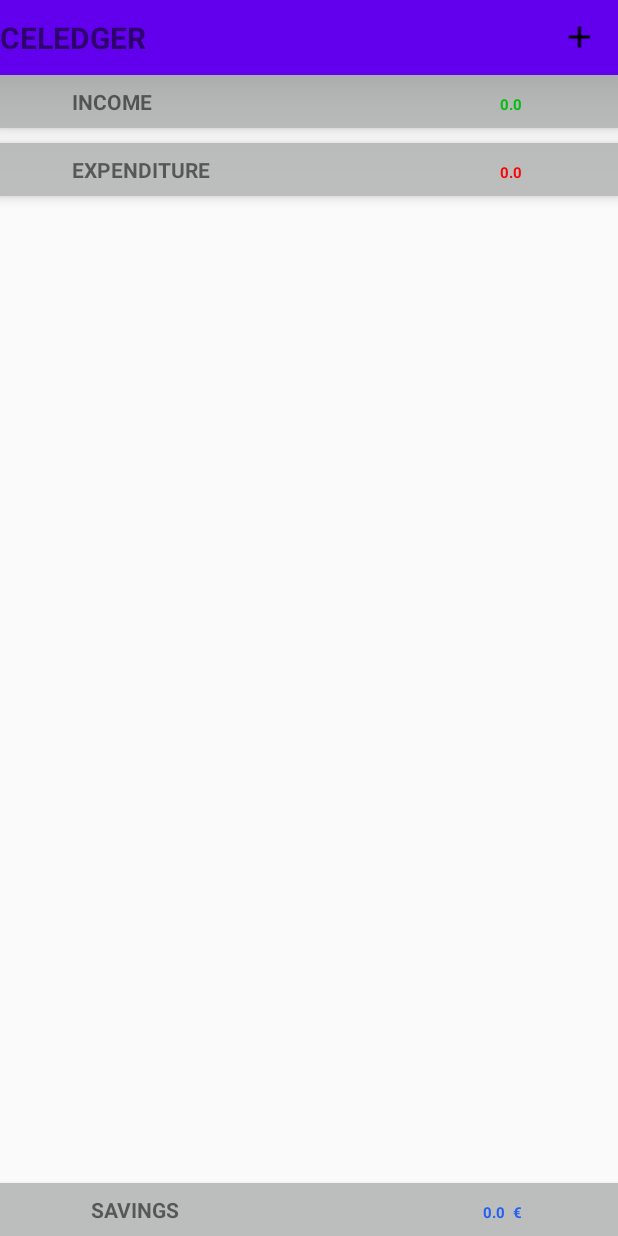
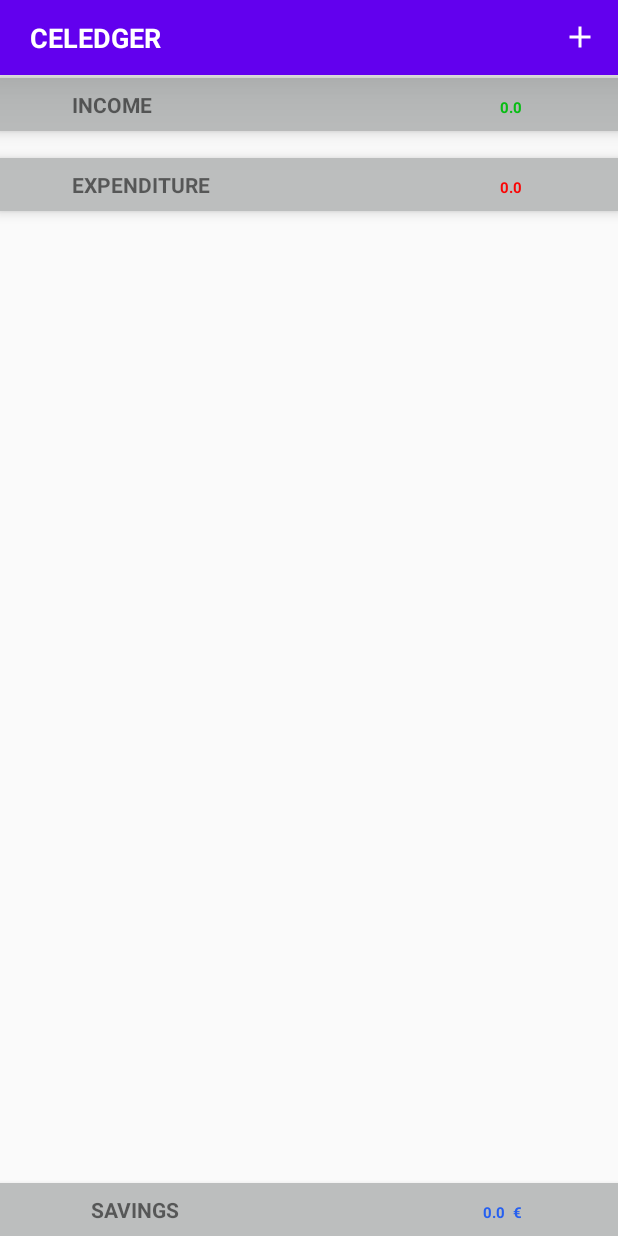
Before and after one commit to DBSE-teaching/isee2019-TeamMachine, an Android app: the screen it shows after launch (MainActivity), on a phone screen of 412 x 824 dp. Run offline under Robolectric (Android 15) with nearby library versions, the phone set to English and light mode, and no system bars.

Commit message:
Basic Prototype with single add button

```diff
--- a/app/src/main/res/drawable/ic_add_black_24dp.xml
+++ b/app/src/main/res/drawable/ic_add_black_24dp.xml
@@ -1,9 +1,5 @@
-<vector xmlns:android="http://schemas.android.com/apk/res/android"
-        android:width="24dp"
-        android:height="24dp"
-        android:viewportWidth="24.0"
-        android:viewportHeight="24.0">
-    <path
-        android:fillColor="#FF000000"
-        android:pathData="M19,13h-6v6h-2v-6H5v-2h6V5h2v6h6v2z"/>
+<vector android:height="24dp" android:tint="#FFFFFF"
+    android:viewportHeight="24.0" android:viewportWidth="24.0"
+    android:width="24dp" xmlns:android="http://schemas.android.com/apk/res/android">
+    <path android:fillColor="#FF000000" android:pathData="M19,13h-6v6h-2v-6H5v-2h6V5h2v6h6v2z"/>
 </vector>
--- a/app/src/main/res/layout/activity_add_income.xml
+++ b/app/src/main/res/layout/activity_add_income.xml
@@ -20,7 +20,9 @@
             android:text="CELEDGER"
             android:layout_gravity="center_vertical"
             android:textStyle="bold"
-            android:textSize="20sp"
+            android:textSize="18sp"
+            android:textColor="#FFFF"
+            android:paddingLeft="20dp"
             android:layout_weight="0.99"/>
         //ADD SIGN
         <ImageView
--- a/app/src/main/res/layout/activity_add_xpense.xml
+++ b/app/src/main/res/layout/activity_add_xpense.xml
@@ -20,7 +20,9 @@
             android:text="CELEDGER"
             android:layout_gravity="center_vertical"
             android:textStyle="bold"
-            android:textSize="20sp"
+            android:textSize="18sp"
+            android:textColor="#FFFF"
+            android:paddingLeft="20dp"
             android:layout_weight="0.99"/>
         //ADD SIGN
         <ImageView
--- a/app/src/main/res/layout/activity_expend.xml
+++ b/app/src/main/res/layout/activity_expend.xml
@@ -20,8 +20,10 @@
             android:text="EXPENSE"
             android:layout_gravity="center_vertical"
             android:textStyle="bold"
-            android:textSize="20sp"
-            android:layout_weight="0.99"/>
+            android:textSize="18sp"
+            android:textColor="#FFFF"
+            android:layout_weight="0.99"
+            android:paddingLeft="20dp"/>
         //SORT SIGN
         <ImageView
             android:layout_width="wrap_content"
--- a/app/src/main/res/layout/activity_income.xml
+++ b/app/src/main/res/layout/activity_income.xml
@@ -20,7 +20,9 @@
             android:text="INCOME"
             android:layout_gravity="center_vertical"
             android:textStyle="bold"
-            android:textSize="20sp"
+            android:textSize="18sp"
+            android:textColor="#FFFF"
+            android:paddingLeft="20dp"
             android:layout_weight="0.99"/>
         //SORT SIGN
         <ImageView
--- a/app/src/main/res/layout/activity_main.xml
+++ b/app/src/main/res/layout/activity_main.xml
@@ -19,7 +19,9 @@
             android:text="CELEDGER"
             android:layout_gravity="center_vertical"
             android:textStyle="bold"
-            android:textSize="20sp"
+            android:textSize="18sp"
+            android:textColor="#FFFF"
+            android:paddingLeft="20dp"
             android:layout_weight="0.99"/>
         //ADD SIGN
         <ImageView
@@ -37,6 +39,7 @@
         android:layout_width="match_parent"
         android:layout_height="wrap_content"
         android:layout_below="@+id/maintoolbar"
+        android:layout_marginTop="2dp"
         android:background="#BCBEBE"
         android:elevation="5dp"
         android:padding="8dp">
@@ -81,7 +84,7 @@
         android:layout_width="match_parent"
         android:layout_height="wrap_content"
         android:layout_below="@+id/Incmelist"
-        android:layout_marginTop="2dp"
+        android:layout_marginTop="10dp"
         android:background="#BCBEBE"
         android:elevation="5dp"
         android:padding="8dp">
```
Also changed, not shown: app/src/main/res/drawable/ic_sort_black_24dp.xml (+4 -8 lines).
